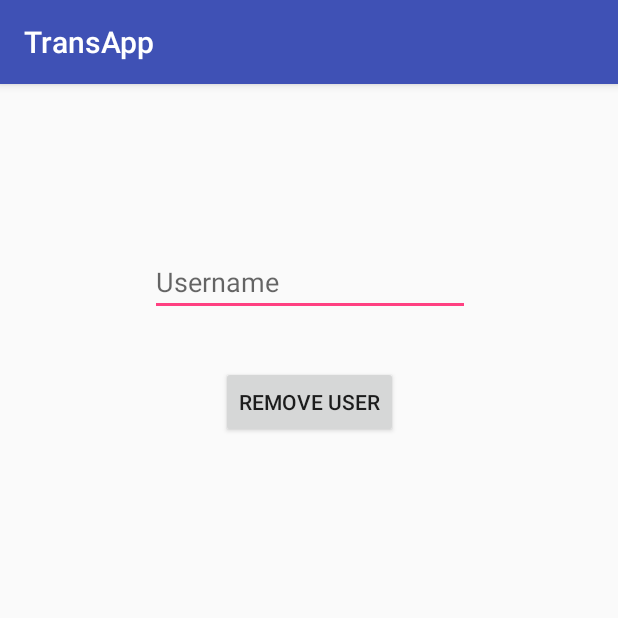
After one commit to kamil-chmiel/TransApp, an Android app: the RemoveUser screen opened directly, with no data from a screen before it, on a phone screen of 412 x 824 dp, the top half of it. The commit adds this screen. Run offline under Robolectric (Android 15) with nearby library versions, the phone set to English and light mode, and no system bars.

Commit message:
added removing user

```diff
--- a/app/src/main/AndroidManifest.xml
+++ b/app/src/main/AndroidManifest.xml
@@ -20,6 +20,7 @@
         </activity>
         <activity android:name=".AddUser"></activity>
         <activity android:name=".ManagerActivity"></activity>
+        <activity android:name=".RemoveUser"></activity>
     </application>
 
 </manifest>
--- a/app/src/main/java/com/example/kamil/transapp/AddUser.java
+++ b/app/src/main/java/com/example/kamil/transapp/AddUser.java
@@ -15,7 +15,7 @@ public class AddUser extends ManagerActivity {
     protected void onCreate(Bundle savedInstanceState) {
         super.onCreate(savedInstanceState);
         setContentView(R.layout.activity_add_user);
-        username = (EditText) findViewById(R.id.usernameText);
+        username = (EditText) findViewById(R.id.usernameToDeleteText);
         password = (EditText) findViewById(R.id.passwordText);
         workerType = (EditText) findViewById(R.id.typeText);
     }
--- a/app/src/main/java/com/example/kamil/transapp/ManagerActivity.java
+++ b/app/src/main/java/com/example/kamil/transapp/ManagerActivity.java
@@ -24,5 +24,9 @@ public class ManagerActivity extends LoginActivity {
             startActivity(new Intent(ManagerActivity.this,AddUser.class));
     }
 
+    public void OnRemoveUser(View view){
+        startActivity(new Intent(ManagerActivity.this,RemoveUser.class));
+    }
+
 
 }
--- /dev/null
+++ b/app/src/main/java/com/example/kamil/transapp/RemoveUser.java
@@ -0,0 +1,39 @@
+package com.example.kamil.transapp;
+
+import android.os.Bundle;
+import android.view.View;
+import android.widget.EditText;
+
+/**
+ * Created by Adams on 2017-11-27.
+ */
+
+public class RemoveUser extends ManagerActivity {
+
+    EditText usernameToDelete;
+
+    @Override
+    protected void onCreate(Bundle savedInstanceState) {
+
+        super.onCreate(savedInstanceState);
+        setContentView(R.layout.activity_remove_user);
+        usernameToDelete = (EditText) findViewById(R.id.usernameToDeleteText);
+
+    }
+
+    public void OnRemove(View view)
+    {
+        String user_name = usernameToDelete.getText().toString();
+
+        String type = "unregister";
+
+        BackgroundWorker bgWorker = new BackgroundWorker(this, new ResultCheck() {
+            @Override
+            public void myMethod(String result) {
+
+            }
+        });
+
+        bgWorker.execute(type, user_name);
+    }
+}
--- a/app/src/main/res/layout/activity_add_user.xml
+++ b/app/src/main/res/layout/activity_add_user.xml
@@ -7,7 +7,7 @@
     tools:context="com.example.kamil.transapp.AddUser">
 
     <EditText
-        android:id="@+id/usernameText"
+        android:id="@+id/usernameToDeleteText"
         android:layout_width="wrap_content"
         android:layout_height="wrap_content"
         android:ems="10"
@@ -33,7 +33,7 @@
         android:layout_marginBottom="8dp"
         app:layout_constraintBottom_toTopOf="@+id/typeText"
         app:layout_constraintVertical_bias="0.096"
-        app:layout_constraintTop_toBottomOf="@+id/usernameText" />
+        app:layout_constraintTop_toBottomOf="@+id/usernameToDeleteText" />
 
     <EditText
         android:id="@+id/typeText"
--- /dev/null
+++ b/app/src/main/res/layout/activity_remove_user.xml
@@ -0,0 +1,34 @@
+<?xml version="1.0" encoding="utf-8"?>
+<android.support.constraint.ConstraintLayout xmlns:android="http://schemas.android.com/apk/res/android"
+    xmlns:app="http://schemas.android.com/apk/res-auto"
+    xmlns:tools="http://schemas.android.com/tools"
+    android:layout_width="match_parent"
+    android:layout_height="match_parent"
+    tools:context="com.example.kamil.transapp.RemoveUser">
+
+    <EditText
+        android:id="@+id/usernameToDeleteText"
+        android:layout_width="wrap_content"
+        android:layout_height="wrap_content"
+        android:layout_marginTop="109dp"
+        android:ems="10"
+        android:hint="Username"
+        android:inputType="textPersonName"
+        app:layout_constraintHorizontal_bias="0.502"
+        app:layout_constraintLeft_toLeftOf="parent"
+        app:layout_constraintRight_toRightOf="parent"
+        app:layout_constraintTop_toTopOf="parent" />
+
+    <Button
+        android:id="@+id/removeUserFromBase"
+        android:layout_width="wrap_content"
+        android:layout_height="wrap_content"
+        android:layout_marginTop="188dp"
+        android:onClick="OnRemove"
+        android:text="Remove User"
+        app:layout_constraintHorizontal_bias="0.501"
+        app:layout_constraintLeft_toLeftOf="parent"
+        app:layout_constraintRight_toRightOf="parent"
+        app:layout_constraintTop_toTopOf="parent" />
+
+</android.support.constraint.ConstraintLayout>
```
Also changed, not shown: app/src/main/java/com/example/kamil/transapp/BackgroundWorker.java (+70 -3 lines), app/src/main/res/layout/activity_manager.xml (+24 -7 lines).
